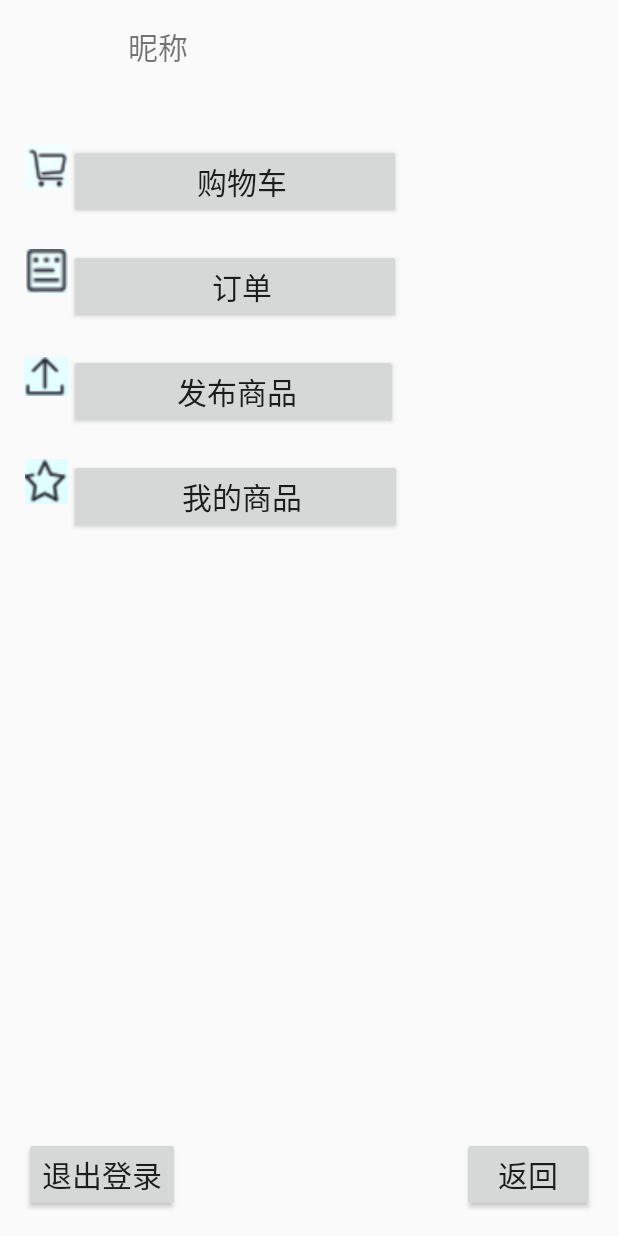
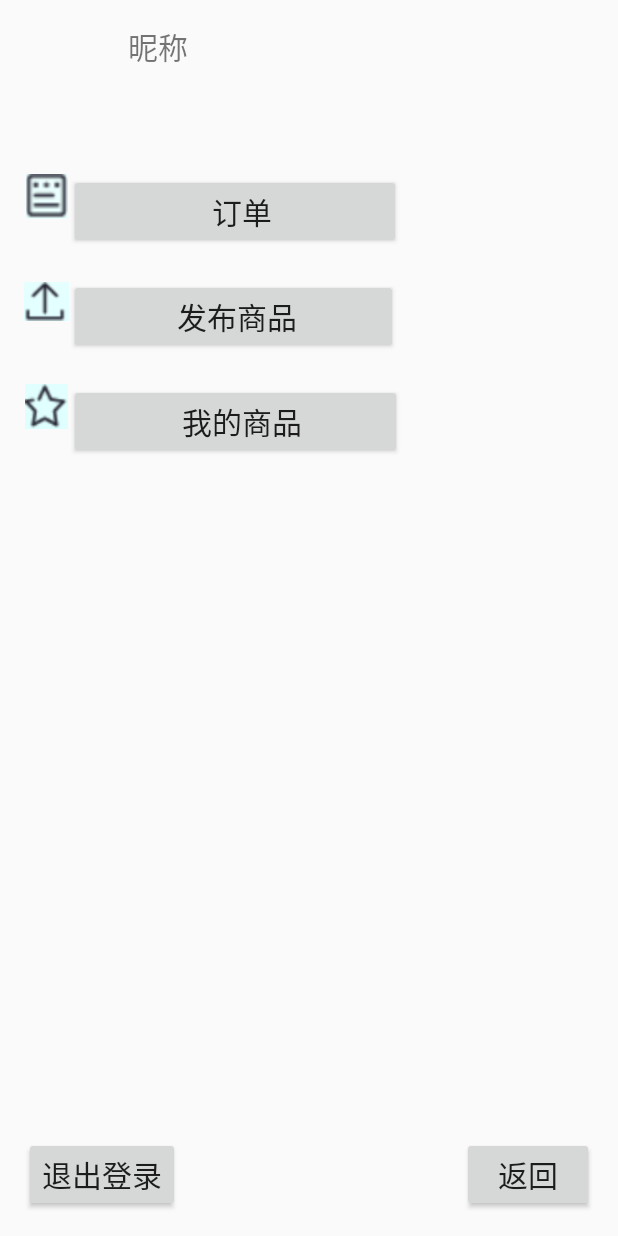
Before and after one commit to Kop1M/Android-Market, an Android app: the UserActivity screen opened directly, with no data from a screen before it, on a phone screen of 412 x 824 dp. Run offline under Robolectric (Android 15) with nearby library versions, the phone set to English and light mode, and no system bars; 2 statements that could not run were skipped.

Commit message:
close to success

```diff
--- a/app/src/main/java/com/kremol/market4/MainActivity.java
+++ b/app/src/main/java/com/kremol/market4/MainActivity.java
@@ -237,7 +237,7 @@ public class MainActivity extends AppCompatActivity implements View.OnClickListe
                     for (int i = 0; i < entryList.size(); i++) {
                         Entry entry = entryList.get(i);
                         String type = entry.getProduct().getType();
-                        if (type.equals("最新")) {
+                        if (type.equals("化妆品")) {
                             group = 0;
                         } else if (type.equals("电子")) {
                             group = 1;
--- a/app/src/main/java/com/kremol/market4/ProductActivity.java
+++ b/app/src/main/java/com/kremol/market4/ProductActivity.java
@@ -1,6 +1,7 @@
 package com.kremol.market4;
 
 import android.content.DialogInterface;
+import android.content.Intent;
 import android.os.Handler;
 import android.os.Message;
 import android.support.v7.app.AlertDialog;
@@ -135,6 +136,9 @@ public class ProductActivity extends AppCompatActivity implements View.OnClickLi
 
             /*调到订单结算界面*/
             case R.id.buy_now:
+                Intent a = new Intent(ProductActivity.this,OrderActivity.class);
+                a.putExtra("user",user);
+                startActivity(a);
                 break;
             default:
                 break;
--- a/app/src/main/java/com/kremol/market4/UserActivity.java
+++ b/app/src/main/java/com/kremol/market4/UserActivity.java
@@ -20,7 +20,7 @@ public class UserActivity extends AppCompatActivity implements View.OnClickListe
     User user;
     ImageView headImage;
     TextView nickName;
-    Button returnLook,shopCart,indent,release,myshop,signOut;
+    Button returnLook,indent,release,myshop,signOut;
     @Override
     protected void onCreate(Bundle savedInstanceState)  {
         super.onCreate(savedInstanceState);
@@ -34,7 +34,6 @@ public class UserActivity extends AppCompatActivity implements View.OnClickListe
         headImage = (ImageView) findViewById(R.id.user_head_information);
         nickName = (TextView) findViewById(R.id.user_nick_name);
         returnLook = (Button) findViewById(R.id.user_return_look);
-        shopCart = (Button) findViewById(R.id.shopcart);
         indent = (Button) findViewById(R.id.indent);
         release = (Button) findViewById(R.id.release);
         myshop = (Button) findViewById(R.id.myshop);
@@ -48,7 +47,6 @@ public class UserActivity extends AppCompatActivity implements View.OnClickListe
         /*设置监听*/
         headImage.setOnClickListener(this);
         returnLook.setOnClickListener(this);
-        shopCart.setOnClickListener(this);
         indent.setOnClickListener(this);
         release.setOnClickListener(this);
         myshop.setOnClickListener(this);
@@ -77,7 +75,9 @@ public class UserActivity extends AppCompatActivity implements View.OnClickListe
                 startActivity(intentrelease);
                 break;
             case R.id.myshop:
-
+                Intent  intentMyshop = new Intent(UserActivity.this,MyshopActivity.class);
+                intentMyshop.putExtra("user",user);
+                startActivity(intentMyshop);
                 break;
             case R.id.user_return_look:
                 Intent intent = new Intent(UserActivity.this,MainActivity.class);
--- a/app/src/main/res/layout/activity_user.xml
+++ b/app/src/main/res/layout/activity_user.xml
@@ -39,19 +39,6 @@
         android:layout_marginTop="20dp"
         android:weightSum="1">
 
-        <ImageView
-            android:layout_width="30dp"
-            android:layout_height="30dp"
-            android:src="@drawable/shopcart" />
-
-        <Button
-            android:id="@+id/shopcart"
-            android:layout_width="wrap_content"
-            android:layout_height="wrap_content"
-            android:layout_weight="0.50"
-
-            android:text="  购物车"
-            android:textSize="20dp" />
     </LinearLayout>
 
     <LinearLayout
```
Also changed, not shown: app/src/main/AndroidManifest.xml (+5 -3 lines), app/src/main/java/com/kremol/market4/MyshopActivity.java (+51 -40 lines), app/src/main/java/com/kremol/market4/MyshopAdapter.java (+6 -6 lines), app/src/main/java/com/kremol/market4/OrderActivity.java (+4 -3 lines), app/src/main/res/layout/activity_main.xml (+6 -1 lines).
